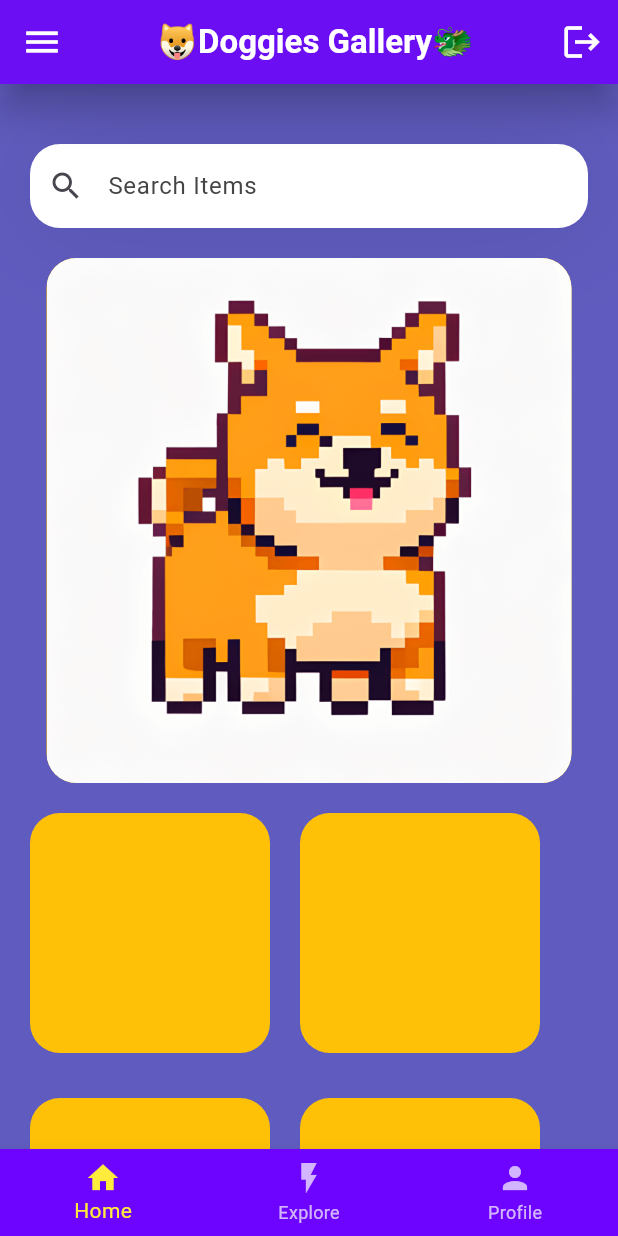
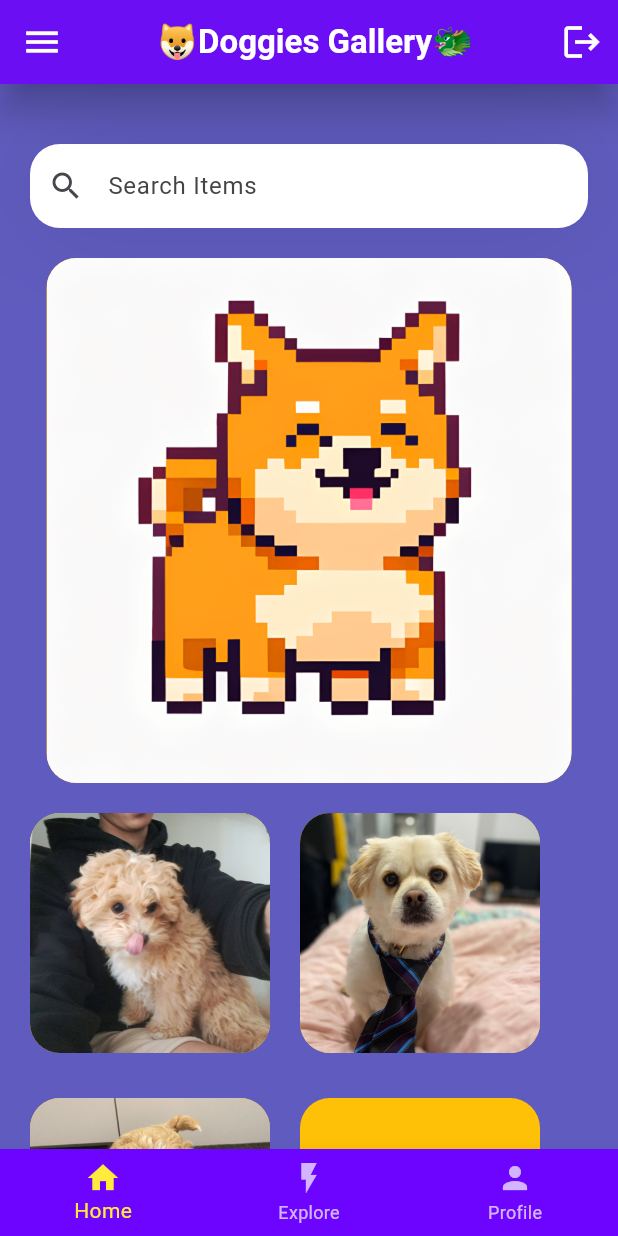
Before and after one commit to AurelioAlfons/to_do_app, a Flutter app: the screen it shows after launch, on a phone screen of 412 x 824 dp. Run offline on Flutter 3.47's test engine with Material 3 defaults, Android fonts, the phone set to English and light mode, and no system bars.

```diff
--- a/lib/main.dart
+++ b/lib/main.dart
@@ -93,6 +93,7 @@ class MyApp extends StatelessWidget {
                     hintStyle: TextStyle(
                       color: Color.fromARGB(255, 69, 69, 69),
                     ),
+                    //
                     // Search Icon
                     prefixIcon: Icon(
                       Icons.search,
@@ -131,6 +132,9 @@ class MyApp extends StatelessWidget {
                           height: 160,
                           width: 160,
                           decoration: BoxDecoration(
+                              image: const DecorationImage(
+                                  image: AssetImage('assets/images/Evee1.jpg'),
+                                  fit: BoxFit.cover),
                               color: Colors.amber,
                               borderRadius: BorderRadius.circular(20)),
                         ),
@@ -144,6 +148,9 @@ class MyApp extends StatelessWidget {
                           height: 160,
                           width: 160,
                           decoration: BoxDecoration(
+                              image: const DecorationImage(
+                                  image: AssetImage('assets/images/Evee2.jpg'),
+                                  fit: BoxFit.cover),
                               color: Colors.amber,
                               borderRadius: BorderRadius.circular(20)),
                         ),
@@ -157,6 +164,9 @@ class MyApp extends StatelessWidget {
                           height: 160,
                           width: 160,
                           decoration: BoxDecoration(
+                              image: const DecorationImage(
+                                  image: AssetImage('assets/images/Evee3.jpg'),
+                                  fit: BoxFit.cover),
                               color: Colors.amber,
                               borderRadius: BorderRadius.circular(20)),
                         ),
@@ -179,6 +189,9 @@ class MyApp extends StatelessWidget {
                           height: 160,
                           width: 160,
                           decoration: BoxDecoration(
+                              image: const DecorationImage(
+                                  image: AssetImage('assets/images/Billy1.jpg'),
+                                  fit: BoxFit.cover),
                               color: Colors.amber,
                               borderRadius: BorderRadius.circular(20)),
                         ),
@@ -192,6 +205,9 @@ class MyApp extends StatelessWidget {
                           height: 160,
                           width: 160,
                           decoration: BoxDecoration(
+                              image: const DecorationImage(
+                                  image: AssetImage('assets/images/Billy2.jpg'),
+                                  fit: BoxFit.cover),
                               color: Colors.amber,
                               borderRadius: BorderRadius.circular(20)),
                         ),
@@ -205,6 +221,10 @@ class MyApp extends StatelessWidget {
                           height: 160,
                           width: 160,
                           decoration: BoxDecoration(
+                              image: const DecorationImage(
+                                  image:
+                                      AssetImage('assets/images/Billy3.jpeg'),
+                                  fit: BoxFit.cover),
                               color: Colors.amber,
                               borderRadius: BorderRadius.circular(20)),
                         ),
--- a/pubspec.yaml
+++ b/pubspec.yaml
@@ -70,6 +70,7 @@ flutter:
   # To add assets to your application, add an assets section, like this:
   assets:
     - assets/icon/dog.png
+    - assets/images/
 
   # An image asset can refer to one or more resolution-specific "variants", see
   # https://flutter.dev/to/resolution-aware-images
```
Also changed, not shown: assets/images/Billy1.jpg (added), assets/images/Billy2.jpg (added), assets/images/Billy3.jpeg (added), assets/images/Evee1.jpg (added), assets/images/Evee2.jpg (added), assets/images/Evee3.jpg (added).
